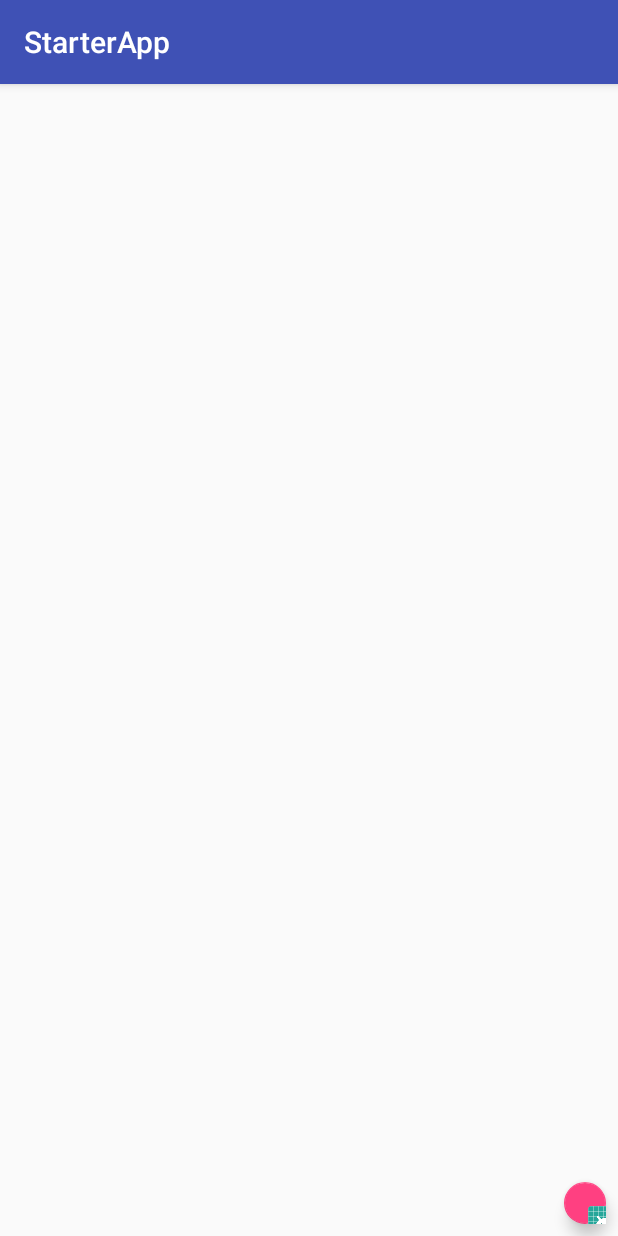
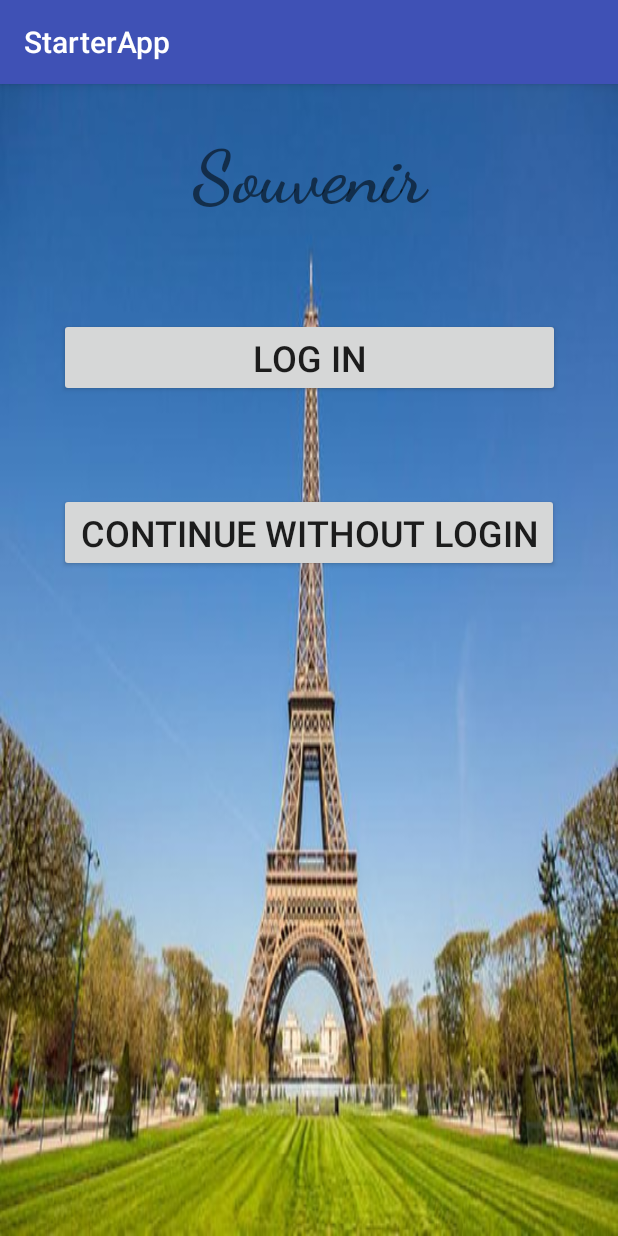
Before and after one commit to whalenda/frontendapp, an Android app: the screen it shows after launch (MainActivity), on a phone screen of 412 x 824 dp. Run offline under Robolectric (Android 15) with nearby library versions, the phone set to English and light mode, and no system bars; our stand-ins replace Volley; 1 statement that could not run was skipped.

Commit message:
Home screen

```diff
--- a/app/src/main/java/com/gulogulo/starterapp/MainActivity.java
+++ b/app/src/main/java/com/gulogulo/starterapp/MainActivity.java
@@ -28,74 +28,12 @@ public class MainActivity extends AppCompatActivity {
         System.loadLibrary("native-lib");
     }
 
-    private ArrayList<Chatt> chattArrayList;
-    private ChattAdapter chattAdapter;
-    private SwipeRefreshLayout refreshContainer;
+
     @Override
     protected void onCreate(Bundle savedInstanceState) {
         super.onCreate(savedInstanceState);
         setContentView(R.layout.activity_main);
-
-        chattArrayList = new ArrayList<Chatt>();
-        chattAdapter = new ChattAdapter(this, chattArrayList);
-        ListView lView = (ListView) findViewById(R.id.chattListView);
-        lView.setAdapter(chattAdapter);
-
-        refreshContainer = (SwipeRefreshLayout) findViewById(R.id.refreshContainer);
-        refreshContainer.setOnRefreshListener(new SwipeRefreshLayout.OnRefreshListener() {
-            @Override
-            public void onRefresh() {
-                refreshTimeline();
-            }
-        });
-
-        refreshTimeline();
     }
 
-    private void refreshTimeline() {
-        chattAdapter.clear();
-        RequestQueue queue = Volley.newRequestQueue(this);
-        final String url = "http://159.203.172.151/getchatts/";
-
-        JsonObjectRequest getRequest = new JsonObjectRequest(Request.Method.GET, url, null,
-                new Response.Listener<JSONObject>()
-                {
-                    @Override
-                    public void onResponse(JSONObject response)  {
-                        try {
-                            JSONArray array = response.getJSONArray("chatts");
-                            for (int i = 0; i < array.length(); i++) {
-                                String username = array.getJSONArray(i).getString(0);
-                                String message = array.getJSONArray(i).getString(1);
-                                String timestamp = array.getJSONArray(i).getString(2);
-                                chattAdapter.add(new Chatt(username, message, timestamp));
-                            }
-                        }
-                        catch (JSONException e) {
-                        }
-                        refreshContainer.setRefreshing(false);
-                    }
-                },
-                new Response.ErrorListener()
-                {
-                    @Override
-                    public void onErrorResponse(VolleyError error) {
-                        refreshContainer.setRefreshing(false);
-                    }
-                }
-        );
-
-        queue.add(getRequest);
-    }
-
-
-    public void postChatt(View view) {
-        Intent intent = new Intent(this, PostActivity.class);
-        startActivity(intent);
-    }
-    /**
-     * A native method that is implemented by the 'native-lib' native library,
-     * which is packaged with this application.
-     */
     public native String stringFromJNI();
 }
--- a/app/src/main/res/layout/activity_main.xml
+++ b/app/src/main/res/layout/activity_main.xml
@@ -4,35 +4,53 @@
     xmlns:tools="http://schemas.android.com/tools"
     android:layout_width="match_parent"
     android:layout_height="match_parent"
-    tools:context=".MainActivity">
+    tools:context=".MainActivity"
 
-    <android.support.design.widget.FloatingActionButton
-        android:id="@+id/postActionButton"
-        android:layout_width="28dp"
-        android:layout_height="31dp"
-        android:layout_marginBottom="8dp"
+    android:background="@drawable/eiffel">
+
+    <Button
+        android:id="@+id/button"
+        android:layout_width="334dp"
+        android:layout_height="wrap_content"
         android:layout_marginEnd="8dp"
-        android:clickable="true"
-        android:onClick="postChatt"
-        app:layout_constraintBottom_toBottomOf="parent"
+        android:layout_marginStart="8dp"
+        android:layout_marginTop="64dp"
+        android:text="Log In"
+        android:textSize="24sp"
         app:layout_constraintEnd_toEndOf="parent"
-        app:srcCompat="@mipmap/ic_launcher_round" />
+        app:layout_constraintStart_toStartOf="parent"
+        app:layout_constraintTop_toBottomOf="@+id/editText2" />
 
-    <android.support.v4.widget.SwipeRefreshLayout xmlns:android="http://schemas.android.com/apk/res/android"
-        android:id="@+id/refreshContainer"
-        android:layout_width="wrap_content"
-        android:layout_height="wrap_content">
+    <Button
+        android:id="@+id/button2"
+        android:layout_width="333dp"
+        android:layout_height="wrap_content"
+        android:layout_marginEnd="8dp"
+        android:layout_marginStart="8dp"
+        android:layout_marginTop="64dp"
+        android:text="Continue Without Login"
+        android:textSize="24sp"
+        app:layout_constraintEnd_toEndOf="parent"
+        app:layout_constraintStart_toStartOf="parent"
+        app:layout_constraintTop_toBottomOf="@+id/button" />
 
-    <ListView
-            app:layout_constraintBottom_toBottomOf="parent"
-            app:layout_constraintEnd_toEndOf="parent"
-            app:layout_constraintHorizontal_bias="0.0"
-            app:layout_constraintStart_toStartOf="parent"
-            app:layout_constraintTop_toTopOf="parent"
-            app:layout_constraintVertical_bias="0.0"
-            android:layout_width="match_parent"
-            android:layout_height="match_parent"
-            android:id="@+id/chattListView" />
+    <TextView
+        android:id="@+id/editText2"
+        android:layout_width="283dp"
+        android:layout_height="wrap_content"
+        android:layout_marginEnd="8dp"
+        android:layout_marginStart="8dp"
+        android:layout_marginTop="32dp"
+        android:ems="10"
+        android:fontFamily="cursive"
+        android:inputType="textPersonName"
+        android:text="Souvenir"
+        android:textAlignment="center"
+        android:textSize="48sp"
+        android:textStyle="bold"
+        app:layout_constraintEnd_toEndOf="parent"
+        app:layout_constraintStart_toStartOf="parent"
+        app:layout_constraintTop_toTopOf="parent" />
 
-    </android.support.v4.widget.SwipeRefreshLayout>
+
 </android.support.constraint.ConstraintLayout>
```
Also changed, not shown: app/src/main/res/drawable/eiffel.jpg (added).
